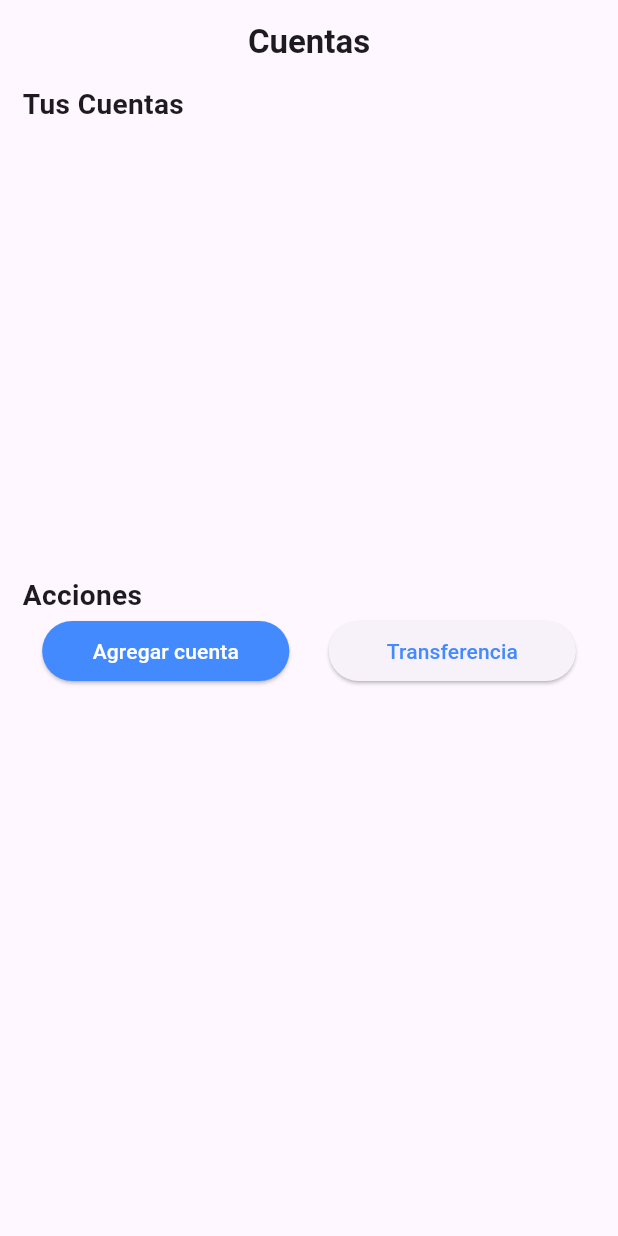
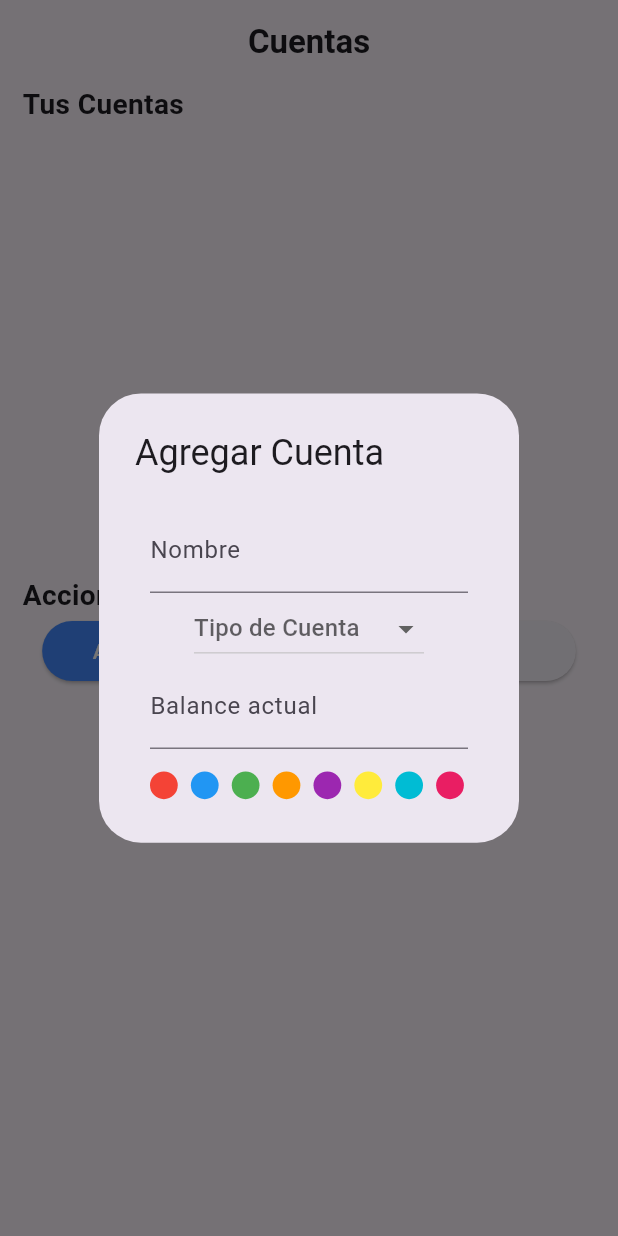
Before and after one commit to edd86/personal_expenses, a Flutter app: the AccountsHome screen opened directly, after a tap on "Agregar cuenta", on a phone screen of 412 x 824 dp. Run offline on Flutter 3.47's test engine with Material 3 defaults, Android fonts, the phone set to English and light mode, and no system bars; our stand-ins replace sqflite; accounts and stored records are empty.

Commit message:
Add dialog for adding new accounts with form fields and color selection

```diff
--- a/lib/feature/accounts_manager/presentation/pages/accounts_home.dart
+++ b/lib/feature/accounts_manager/presentation/pages/accounts_home.dart
@@ -1,4 +1,5 @@
 import 'package:flutter/material.dart';
+import 'package:personal_expenses/feature/accounts_manager/presentation/widgets/dialog_add_account.dart';
 
 class AccountsHome extends StatefulWidget {
   const AccountsHome({super.key});
@@ -56,7 +57,7 @@ class _AccountsHomeState extends State<AccountsHome> {
                             ),
                           ),
                           onPressed: () {
-                            //TODO: Programar el registro de cuentas.
+                            _showDialogAddAccount();
                           },
                           child: Text('Agregar cuenta'),
                         ),
@@ -88,4 +89,8 @@ class _AccountsHomeState extends State<AccountsHome> {
       ),
     );
   }
+
+  void _showDialogAddAccount() {
+    showDialog(context: context, builder: (context) => DialogAddAccount());
+  }
 }
--- /dev/null
+++ b/lib/feature/accounts_manager/presentation/widgets/dialog_add_account.dart
@@ -0,0 +1,105 @@
+import 'package:flutter/material.dart';
+
+class DialogAddAccount extends StatefulWidget {
+  const DialogAddAccount({super.key});
+
+  @override
+  State<DialogAddAccount> createState() => _DialogAddAccountState();
+}
+
+class _DialogAddAccountState extends State<DialogAddAccount> {
+  final _formKey = GlobalKey<FormState>();
+  final _nameController = TextEditingController();
+  final _initialBalanceController = TextEditingController();
+  String? _dropDownValue;
+  final List<String> _accountTypes = [
+    'Cuenta Bancaria',
+    'Ahorro',
+    'Tarjeta de Crédito',
+    'Efectivo',
+    'Inversiones',
+  ];
+  final List<Color> _colors = [
+    Colors.red,
+    Colors.blue,
+    Colors.green,
+    Colors.orange,
+    Colors.purple,
+    Colors.yellow,
+    Colors.cyan,
+    Colors.pink,
+  ];
+  Color? _selectedColor;
+
+  @override
+  Widget build(BuildContext context) {
+    return AlertDialog(
+      title: Text('Agregar Cuenta'),
+      content: SingleChildScrollView(
+        padding: EdgeInsets.symmetric(horizontal: 10, vertical: 5),
+        child: Form(
+          key: _formKey,
+          child: Column(
+            mainAxisSize: MainAxisSize.min,
+            children: [
+              TextFormField(
+                controller: _nameController,
+                decoration: InputDecoration(label: Text('Nombre')),
+              ),
+              DropdownButton(
+                value: _dropDownValue,
+                hint: Text('Tipo de Cuenta'),
+                items: _accountTypes
+                    .map(
+                      (type) =>
+                          DropdownMenuItem(value: type, child: Text(type)),
+                    )
+                    .toList(),
+                onChanged: (value) {
+                  setState(() {
+                    _dropDownValue = value;
+                  });
+                },
+              ),
+              TextFormField(
+                controller: _initialBalanceController,
+                decoration: InputDecoration(label: Text('Balance actual')),
+              ),
+              SizedBox(height: 15),
+              Row(
+                mainAxisAlignment: MainAxisAlignment.spaceBetween,
+                children: [
+                  Wrap(
+                    spacing: 8.75,
+                    children: _colors
+                        .map(
+                          (color) => GestureDetector(
+                            onTap: () {
+                              setState(() {
+                                _selectedColor = color;
+                              });
+                            },
+                            child: Container(
+                              width: 18.5,
+                              height: 18.5,
+                              decoration: BoxDecoration(
+                                color: color,
+                                shape: BoxShape.circle,
+                                border: _selectedColor == color
+                                    ? Border.all(color: Colors.black, width: 2)
+                                    : null,
+                              ),
+                            ),
+                          ),
+                        )
+                        .toList(),
+                  ),
+                ],
+              ),
+            ],
+          ),
+        ),
+      ),
+    );
+  }
+}
```
